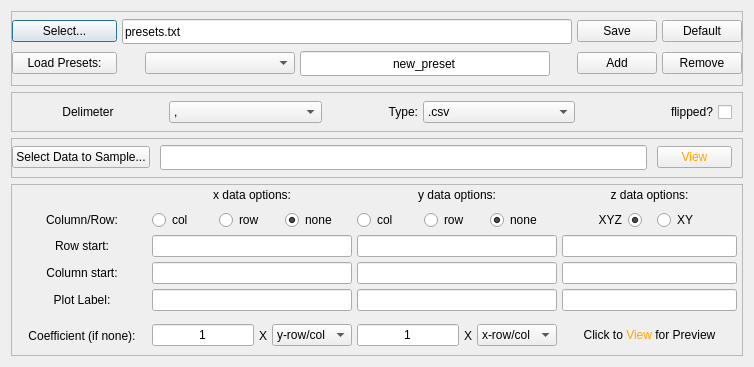
The window that uis/impOptions.ui (dseyit/Graphxyz) describes before a commit, drawn with Qt 5.
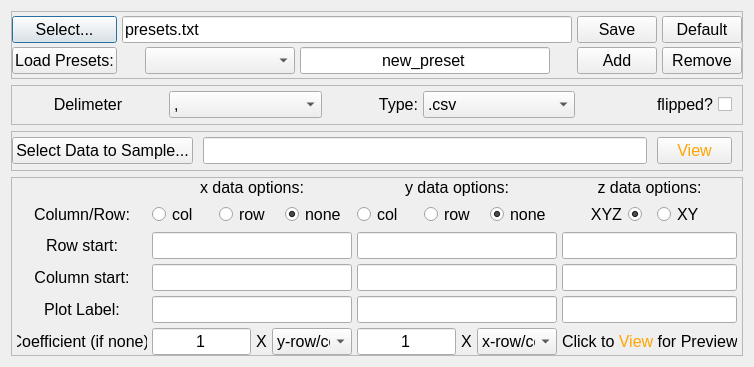
The same window after the commit.

Commit message: Working on consistent font sizes and ui refresh

Patch:
```diff
--- a/uis/impOptions.ui
+++ b/uis/impOptions.ui
@@ -18,7 +18,7 @@
     <widget class="QFrame" name="frame_8">
      <property name="font">
       <font>
-       <pointsize>9</pointsize>
+       <pointsize>12</pointsize>
       </font>
      </property>
      <property name="frameShape">
@@ -47,7 +47,7 @@
        <widget class="QLineEdit" name="zlabel">
         <property name="font">
          <font>
-          <pointsize>9</pointsize>
+          <pointsize>12</pointsize>
          </font>
         </property>
         <property name="text">
@@ -68,7 +68,7 @@
         </property>
         <property name="font">
          <font>
-          <pointsize>9</pointsize>
+          <pointsize>12</pointsize>
          </font>
         </property>
         <property name="styleSheet">
@@ -89,7 +89,7 @@
        <widget class="QLineEdit" name="rowYst">
         <property name="font">
          <font>
-          <pointsize>9</pointsize>
+          <pointsize>12</pointsize>
          </font>
         </property>
         <property name="text">
@@ -104,7 +104,7 @@
        <widget class="QLineEdit" name="xlabel">
         <property name="font">
          <font>
-          <pointsize>9</pointsize>
+          <pointsize>12</pointsize>
          </font>
         </property>
         <property name="text">
@@ -125,7 +125,7 @@
         </property>
         <property name="font">
          <font>
-          <pointsize>9</pointsize>
+          <pointsize>12</pointsize>
          </font>
         </property>
         <property name="text">
@@ -140,7 +140,7 @@
        <widget class="QLineEdit" name="colZst">
         <property name="font">
          <font>
-          <pointsize>9</pointsize>
+          <pointsize>12</pointsize>
          </font>
         </property>
         <property name="text">
@@ -161,7 +161,7 @@
         </property>
         <property name="font">
          <font>
-          <pointsize>9</pointsize>
+          <pointsize>12</pointsize>
          </font>
         </property>
         <property name="text">
@@ -191,7 +191,7 @@
         </property>
         <property name="font">
          <font>
-          <pointsize>9</pointsize>
+          <pointsize>12</pointsize>
          </font>
         </property>
         <property name="text">
@@ -218,7 +218,7 @@
         </property>
         <property name="font">
          <font>
-          <pointsize>9</pointsize>
+          <pointsize>12</pointsize>
          </font>
         </property>
         <property name="frameShape">
@@ -259,7 +259,7 @@
            </property>
            <property name="font">
             <font>
-             <pointsize>9</pointsize>
+             <pointsize>12</pointsize>
             </font>
            </property>
            <property name="layoutDirection">
@@ -292,7 +292,7 @@
            </property>
            <property name="font">
             <font>
-             <pointsize>9</pointsize>
+             <pointsize>12</pointsize>
             </font>
            </property>
            <property name="text">
@@ -316,7 +316,7 @@
         </property>
         <property name="font">
          <font>
-          <pointsize>9</pointsize>
+          <pointsize>12</pointsize>
          </font>
         </property>
         <property name="text">
@@ -343,7 +343,7 @@
         </property>
         <property name="font">
          <font>
-          <pointsize>9</pointsize>
+          <pointsize>12</pointsize>
          </font>
         </property>
         <property name="frameShape">
@@ -372,7 +372,7 @@
           <widget class="QRadioButton" name="ycolcb">
            <property name="font">
             <font>
-             <pointsize>9</pointsize>
+             <pointsize>12</pointsize>
             </font>
            </property>
            <property name="text">
@@ -390,7 +390,7 @@
           <widget class="QRadioButton" name="yrowcb">
            <property name="font">
             <font>
-             <pointsize>9</pointsize>
+             <pointsize>12</pointsize>
             </font>
            </property>
            <property name="text">
@@ -405,7 +405,7 @@
           <widget class="QRadioButton" name="ynonecb">
            <property name="font">
             <font>
-             <pointsize>9</pointsize>
+             <pointsize>12</pointsize>
              <underline>false</underline>
             </font>
            </property>
@@ -427,7 +427,7 @@
        <widget class="QLineEdit" name="colYst">
         <property name="font">
          <font>
-          <pointsize>9</pointsize>
+          <pointsize>12</pointsize>
          </font>
         </property>
         <property name="text">
@@ -454,7 +454,7 @@
         </property>
         <property name="font">
          <font>
-          <pointsize>9</pointsize>
+          <pointsize>12</pointsize>
          </font>
         </property>
         <property name="frameShape">
@@ -483,7 +483,7 @@
           <widget class="QRadioButton" name="xcolcb">
            <property name="font">
             <font>
-             <pointsize>9</pointsize>
+             <pointsize>12</pointsize>
             </font>
            </property>
            <property name="text">
@@ -498,7 +498,7 @@
           <widget class="QRadioButton" name="xrowcb">
            <property name="font">
             <font>
-             <pointsize>9</pointsize>
+             <pointsize>12</pointsize>
             </font>
            </property>
            <property name="text">
@@ -516,7 +516,7 @@
           <widget class="QRadioButton" name="xnonecb">
            <property name="font">
             <font>
-             <pointsize>9</pointsize>
+             <pointsize>12</pointsize>
              <underline>false</underline>
             </font>
            </property>
@@ -541,7 +541,7 @@
        <widget class="QLabel" name="label_7">
         <property name="font">
          <font>
-          <pointsize>9</pointsize>
+          <pointsize>12</pointsize>
          </font>
         </property>
         <property name="text">
@@ -556,7 +556,7 @@
        <widget class="QLineEdit" name="ylabel">
         <property name="font">
          <font>
-          <pointsize>9</pointsize>
+          <pointsize>12</pointsize>
          </font>
         </property>
         <property name="text">
@@ -577,7 +577,7 @@
         </property>
         <property name="font">
          <font>
-          <pointsize>9</pointsize>
+          <pointsize>12</pointsize>
          </font>
         </property>
         <property name="text">
@@ -595,7 +595,7 @@
        <widget class="QLabel" name="label_6">
         <property name="font">
          <font>
-          <pointsize>9</pointsize>
+          <pointsize>12</pointsize>
          </font>
         </property>
         <property name="text">
@@ -610,7 +610,7 @@
        <widget class="QLineEdit" name="rowZst">
         <property name="font">
          <font>
-          <pointsize>9</pointsize>
+          <pointsize>12</pointsize>
          </font>
         </property>
         <property name="text">
@@ -625,7 +625,7 @@
        <widget class="QLabel" name="label_5">
         <property name="font">
          <font>
-          <pointsize>9</pointsize>
+          <pointsize>12</pointsize>
          </font>
         </property>
         <property name="text">
@@ -646,7 +646,7 @@
         </property>
         <property name="font">
          <font>
-          <pointsize>9</pointsize>
+          <pointsize>12</pointsize>
          </font>
         </property>
         <property name="text">
@@ -667,7 +667,7 @@
         </property>
         <property name="font">
          <font>
-          <pointsize>9</pointsize>
+          <pointsize>12</pointsize>
          </font>
         </property>
         <property name="text">
@@ -688,7 +688,7 @@
         </property>
         <property name="font">
          <font>
-          <pointsize>9</pointsize>
+          <pointsize>12</pointsize>
          </font>
         </property>
         <property name="frameShape">
@@ -717,7 +717,7 @@
           <widget class="QLineEdit" name="coefx">
            <property name="font">
             <font>
-             <pointsize>9</pointsize>
+             <pointsize>12</pointsize>
             </font>
            </property>
            <property name="text">
@@ -732,7 +732,7 @@
           <widget class="QLabel" name="label_4">
            <property name="font">
             <font>
-             <pointsize>9</pointsize>
+             <pointsize>12</pointsize>
             </font>
            </property>
            <property name="text">
@@ -750,7 +750,7 @@
            </property>
            <property name="font">
             <font>
-             <pointsize>9</pointsize>
+             <pointsize>12</pointsize>
             </font>
            </property>
            <item>
@@ -783,7 +783,7 @@
         </property>
         <property name="font">
          <font>
-          <pointsize>9</pointsize>
+          <pointsize>12</pointsize>
          </font>
         </property>
         <property name="frameShape">
@@ -812,7 +812,7 @@
           <widget class="QLineEdit" name="coefy">
            <property name="font">
             <font>
-             <pointsize>9</pointsize>
+             <pointsize>12</pointsize>
             </font>
            </property>
            <property name="text">
@@ -827,7 +827,7 @@
           <widget class="QLabel" name="label_8">
            <property name="font">
             <font>
-             <pointsize>9</pointsize>
+             <pointsize>12</pointsize>
             </font>
            </property>
            <property name="text">
@@ -845,7 +845,7 @@
            </property>
            <property name="font">
             <font>
-             <pointsize>9</pointsize>
+             <pointsize>12</pointsize>
             </font>
            </property>
            <item>
@@ -887,7 +887,7 @@
      </property>
      <property name="font">
       <font>
-       <pointsize>9</pointsize>
+       <pointsize>12</pointsize>
       </font>
      </property>
      <property name="frameShape">
@@ -931,7 +931,7 @@
         </property>
         <property name="font">
          <font>
-          <pointsize>9</pointsize>
+          <pointsize>12</pointsize>
          </font>
         </property>
         <property name="text">
@@ -955,7 +955,7 @@
         </property>
         <property name="font">
          <font>
-          <pointsize>9</pointsize>
+          <pointsize>12</pointsize>
          </font>
         </property>
         <property name="styleSheet">
@@ -988,7 +988,7 @@
         </property>
         <property name="font">
          <font>
-          <pointsize>9</pointsize>
+          <pointsize>12</pointsize>
          </font>
         </property>
         <property name="text">
@@ -1009,7 +1009,7 @@
      </property>
      <property name="font">
       <font>
-       <pointsize>9</pointsize>
+       <pointsize>12</pointsize>
       </font>
      </property>
      <property name="frameShape">
@@ -1047,7 +1047,7 @@
         </property>
         <property name="font">
          <font>
-          <pointsize>9</pointsize>
+          <pointsize>12</pointsize>
          </font>
         </property>
         <property name="text">
@@ -1059,7 +1059,7 @@
        <widget class="QPushButton" name="selectimpButton">
         <property name="font">
          <font>
-          <pointsize>9</pointsize>
+          <pointsize>12</pointsize>
          </font>
         </property>
         <property name="text">
@@ -1083,7 +1083,7 @@
         </property>
         <property name="font">
          <font>
-          <pointsize>9</pointsize>
+          <pointsize>12</pointsize>
          </font>
         </property>
         <property name="text">
@@ -1107,7 +1107,7 @@
         </property>
         <property name="font">
          <font>
-          <pointsize>9</pointsize>
+          <pointsize>12</pointsize>
          </font>
         </property>
        </widget>
@@ -1128,7 +1128,7 @@
         </property>
         <property name="font">
          <font>
-          <pointsize>9</pointsize>
+          <pointsize>12</pointsize>
          </font>
         </property>
         <property name="text">
@@ -1155,7 +1155,7 @@
         </property>
         <property name="font">
          <font>
-          <pointsize>9</pointsize>
+          <pointsize>12</pointsize>
          </font>
         </property>
         <property name="text">
@@ -1173,7 +1173,7 @@
         </property>
         <property name="font">
          <font>
-          <pointsize>9</pointsize>
+          <pointsize>12</pointsize>
          </font>
         </property>
         <property name="text">
@@ -1191,7 +1191,7 @@
         </property>
         <property name="font">
          <font>
-          <pointsize>9</pointsize>
+          <pointsize>12</pointsize>
          </font>
         </property>
         <property name="text">
@@ -1209,7 +1209,7 @@
         </property>
         <property name="font">
          <font>
-          <pointsize>9</pointsize>
+          <pointsize>12</pointsize>
          </font>
         </property>
         <property name="text">
@@ -1236,7 +1236,7 @@
      </property>
      <property name="font">
       <font>
-       <pointsize>9</pointsize>
+       <pointsize>12</pointsize>
       </font>
      </property>
      <property name="frameShape">
@@ -1274,7 +1274,7 @@
         </property>
         <property name="font">
          <font>
-          <pointsize>9</pointsize>
+          <pointsize>12</pointsize>
          </font>
         </property>
         <item>
@@ -1304,7 +1304,7 @@
         </property>
         <property name="font">
          <font>
-          <pointsize>9</pointsize>
+          <pointsize>12</pointsize>
          </font>
         </property>
         <item>
@@ -1323,7 +1323,7 @@
        <widget class="QCheckBox" name="flipdatacb">
         <property name="font">
          <font>
-          <pointsize>9</pointsize>
+          <pointsize>12</pointsize>
          </font>
         </property>
         <property name="layoutDirection">
@@ -1344,7 +1344,7 @@
         </property>
         <property name="font">
          <font>
-          <pointsize>9</pointsize>
+          <pointsize>12</pointsize>
          </font>
         </property>
         <property name="text">
@@ -1365,7 +1365,7 @@
         </property>
         <property name="font">
          <font>
-          <pointsize>9</pointsize>
+          <pointsize>12</pointsize>
          </font>
         </property>
         <property name="text">
```
The commit also changes 1 other file.
